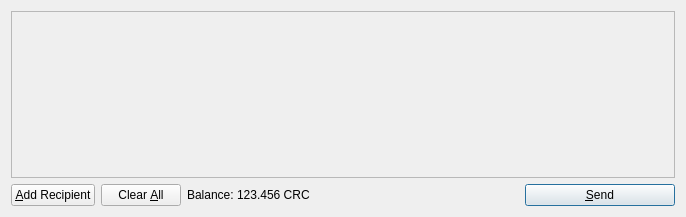
This is src/qt/forms/sendcoinsdialog.ui in Baconfatt/bacoin as Qt 5 draws it before an edit. The edited form follows.
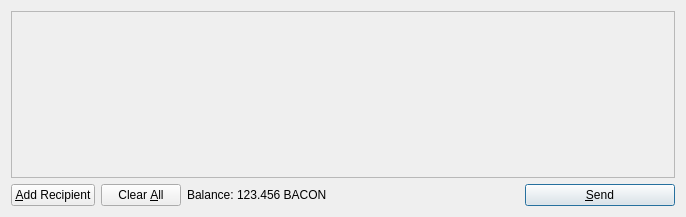
This is the edited form. Icons and pictures are not drawn.

Diff of the .ui file:
```diff
--- a/src/qt/forms/sendcoinsdialog.ui
+++ b/src/qt/forms/sendcoinsdialog.ui
@@ -119,7 +119,7 @@
           <cursorShape>IBeamCursor</cursorShape>
          </property>
          <property name="text">
-          <string>123.456 CRC</string>
+          <string>123.456 BACON</string>
          </property>
          <property name="textInteractionFlags">
           <set>Qt::LinksAccessibleByMouse|Qt::TextSelectableByKeyboard|Qt::TextSelectableByMouse</set>
```
